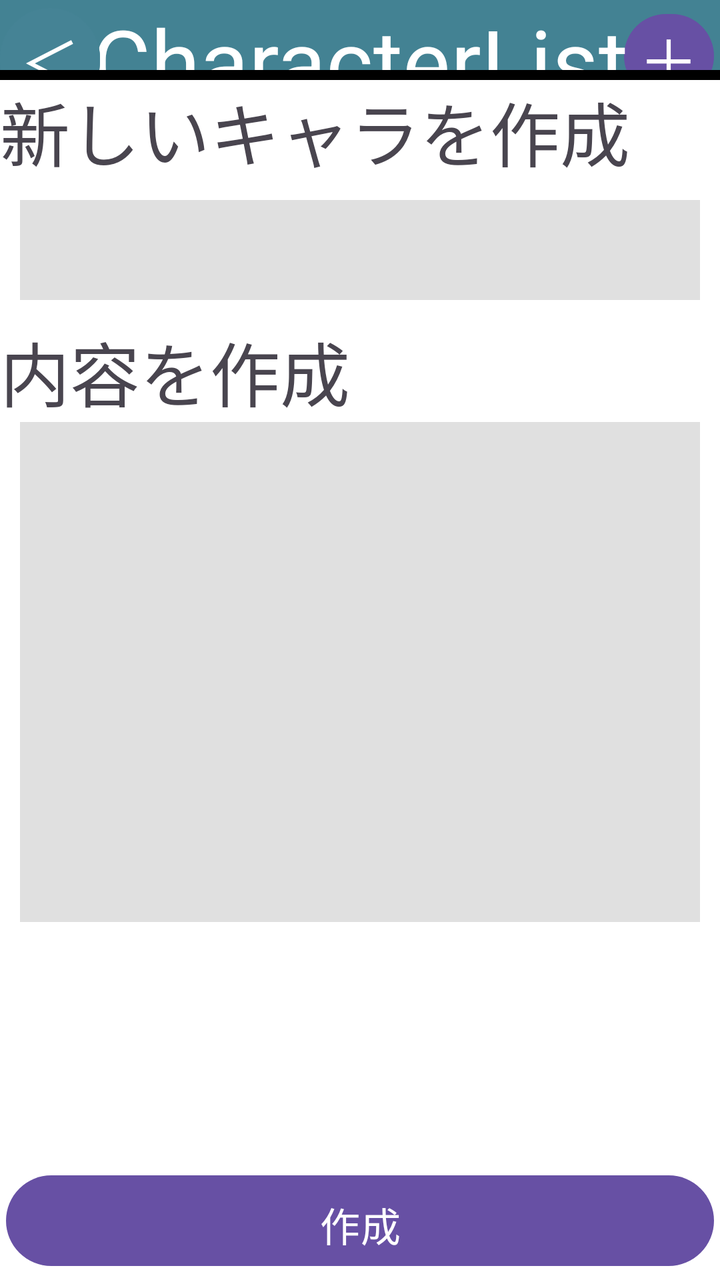
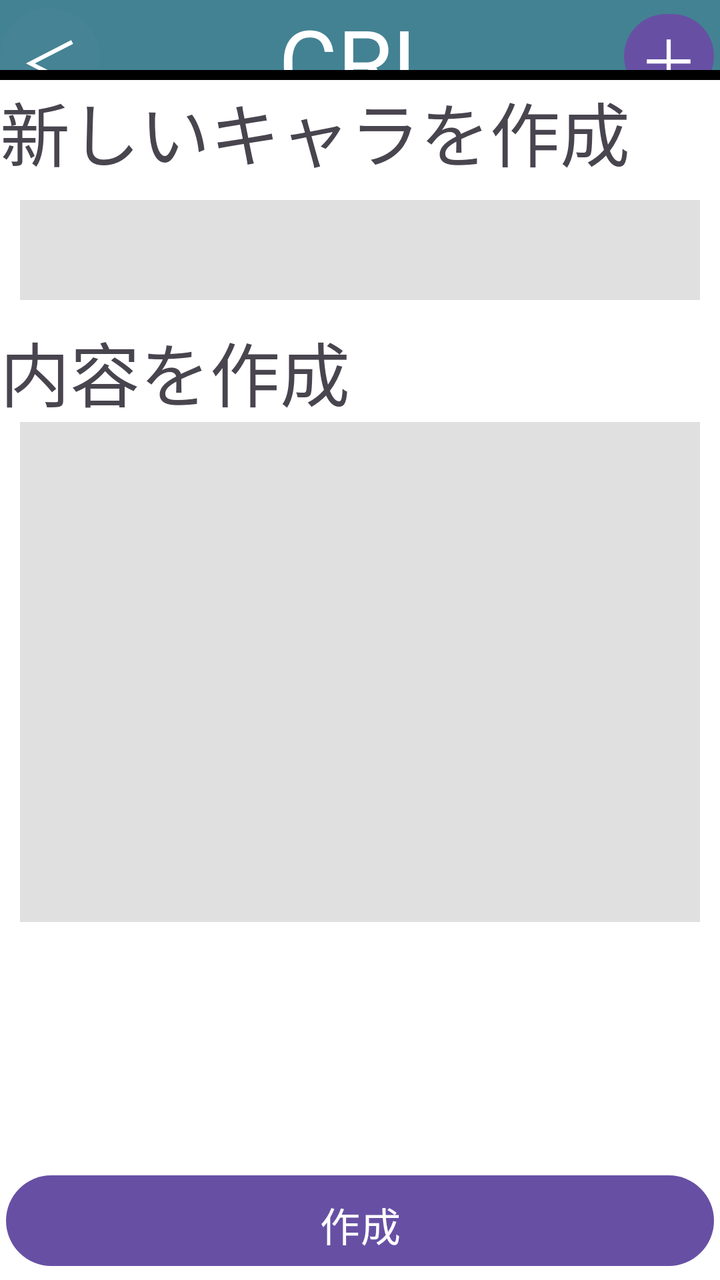

Two renders of the same Android screen: before a commit and after it. Below are the layout's source before the change and the commit's diff.
<!-- AndroidManifest.xml: application theme Theme.CharacterListApp -->
<!-- res/layout/open_file_layout.xml -->
<?xml version="1.0" encoding="utf-8"?>
<androidx.constraintlayout.widget.ConstraintLayout xmlns:android="http://schemas.android.com/apk/res/android"
    xmlns:tools="http://schemas.android.com/tools"
    android:layout_width="match_parent"
    android:layout_height="match_parent"
    android:id="@+id/files"
    android:background="#ffffff"
    xmlns:app="http://schemas.android.com/apk/res-auto"
    tools:context=".OpenFile">
    <ScrollView
        android:layout_width="match_parent"
        android:layout_height="0dp"
        app:layout_constraintTop_toBottomOf="@+id/Filename"
        app:layout_constraintBottom_toTopOf="@+id/createText"
        android:layout_marginTop="3dp"
        android:id="@+id/character_scroll_area"
        >

        <LinearLayout
            android:layout_width="match_parent"
            android:layout_height="wrap_content"
            android:orientation="vertical"
            android:padding="2dp"
            android:id="@+id/character_recycler_view"
            >
        </LinearLayout>
    </ScrollView>

    <View
        android:layout_width="match_parent"
        android:layout_height="60dp"
        android:background="#438293"
        app:layout_constraintTop_toTopOf="parent"
        app:layout_constraintEnd_toEndOf="parent"
        tools:ignore="MissingConstraints"
        android:id="@+id/header"
        ></View>
    <Button
        android:id="@+id/AddCharacterButton"
        android:layout_width="45dp"
        android:layout_height="50dp"
        android:text="＋"
        android:padding="0dp"
        android:layout_margin="3dp"
        android:textSize="30dp"
        android:gravity="center"

        app:layout_constraintEnd_toEndOf="@+id/header"

        app:layout_constraintTop_toTopOf="@+id/header"

        />

    <TextView
        android:layout_width="match_parent"
        android:layout_height="60dp"
        app:layout_constraintStart_toStartOf="@+id/header"
        app:layout_constraintEnd_toEndOf="@+id/header"
        android:text="CharacterList"
        android:textSize="45dp"
        android:textColor="#ffffff"
        android:gravity="center"
        tools:ignore="MissingConstraints" />

    <Button
        android:layout_width="50dp"
        android:layout_height="60dp"
        android:backgroundTint="#458395"
        android:gravity="center"
        android:text="＜"
        android:textColor="#ffffff"
        android:textSize="30dp"
        android:padding="0dp"
        app:layout_constraintRight_toRightOf="@+id/header"
        app:layout_constraintStart_toStartOf="@+id/header"
        android:id="@+id/BackButton"></Button>

    <TextView
        android:layout_width="match_parent"
        android:layout_height="wrap_content"
        android:text="Hello"
        android:textColor="#000000"
        android:layout_marginLeft="5dp"
        android:id="@+id/Filename"
        app:layout_constraintTop_toBottomOf="@+id/header"
        android:textSize="40dp"></TextView>
    <View
        android:layout_width="match_parent"
        android:layout_height="3dp"
        app:layout_constraintBottom_toBottomOf="@+id/Filename"
        android:background="@color/black"></View>

    <TextView
        android:layout_width="match_parent"
        android:layout_height="600dp"
        android:background="#ffffff"
        android:text="新しいキャラを作成"
        android:textSize="35dp"
        android:id="@+id/createText"
        app:layout_constraintBottom_toBottomOf="parent"
        app:layout_constraintEnd_toEndOf="parent"
        ></TextView>
    <EditText
        android:layout_width="match_parent"
        android:layout_height="50dp"
        app:layout_constraintTop_toTopOf="@+id/createText"
        app:layout_constraintStart_toStartOf="@+id/createText"
        android:translationY="60dp"
        android:layout_marginRight="10dp"
        android:layout_marginLeft="10dp"
        android:textSize="25dp"
        android:inputType="text"
        android:background="#e0e0e0"
        android:textColor="#000000"
        android:id="@+id/NewTextName"
        ></EditText>
    <TextView
        android:layout_width="match_parent"
        android:layout_height="wrap_content"
        android:background="#ffffff"
        android:text="内容を作成"
        android:textSize="35dp"
        app:layout_constraintTop_toBottomOf="@+id/NewTextName"
        android:translationY="70dp"
        android:id="@+id/Newcontent"
        ></TextView>
    <EditText
        android:layout_width="match_parent"
        android:layout_height="250dp"
        app:layout_constraintTop_toBottomOf="@+id/Newcontent"
        android:translationY="70dp"
        android:gravity="start"
        android:text=""
        android:inputType="textMultiLine"
        android:background="#e0e0e0"
        android:layout_marginRight="10dp"
        android:layout_marginLeft="10dp"
        android:textSize="25dp"
        android:textColor="#000000"
        android:id="@+id/NewTextContent"></EditText>

    <Button
        android:layout_height="wrap_content"
        android:layout_width="match_parent"
        app:layout_constraintBottom_toBottomOf="@+id/createText"
        app:layout_constraintStart_toStartOf="@+id/createText"
        android:text="作成"
        android:textSize="20dp"
        android:layout_marginLeft="3dp"
        android:layout_marginRight="3dp"
        android:layout_marginBottom="3dp"
        android:paddingTop="10dp"
        android:gravity="center_horizontal"
        android:id="@+id/NewCreateTextButton"></Button>
    <View
        android:layout_width="match_parent"
        android:layout_height="5dp"
        android:background="@color/black"
        app:layout_constraintBottom_toTopOf="@+id/createText"
        ></View>

</androidx.constraintlayout.widget.ConstraintLayout>
<!-- resources referenced by this layout -->
<resources>
  <color name="black">#FF000000</color>
  <style name="Theme.CharacterListApp" parent="Base.Theme.CharacterListApp" />
  <style name="Base.Theme.CharacterListApp" parent="Theme.Material3.DayNight.NoActionBar">
          
          
      </style>
</resources>

<!-- the commit's change to res/layout/open_file_layout.xml (unified diff, before → after) -->
@@ -56,7 +56,7 @@
         android:layout_height="60dp"
         app:layout_constraintStart_toStartOf="@+id/header"
         app:layout_constraintEnd_toEndOf="@+id/header"
-        android:text="CharacterList"
+        android:text="CRL"
         android:textSize="45dp"
         android:textColor="#ffffff"
         android:gravity="center"
